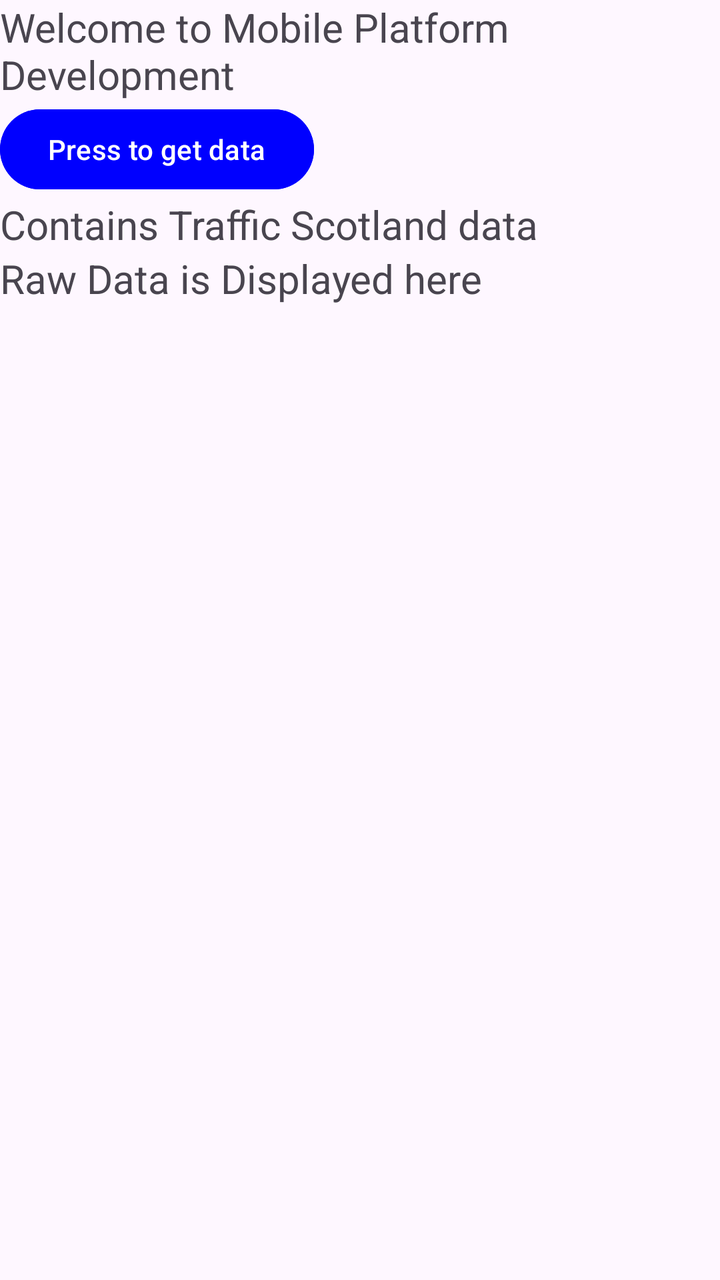
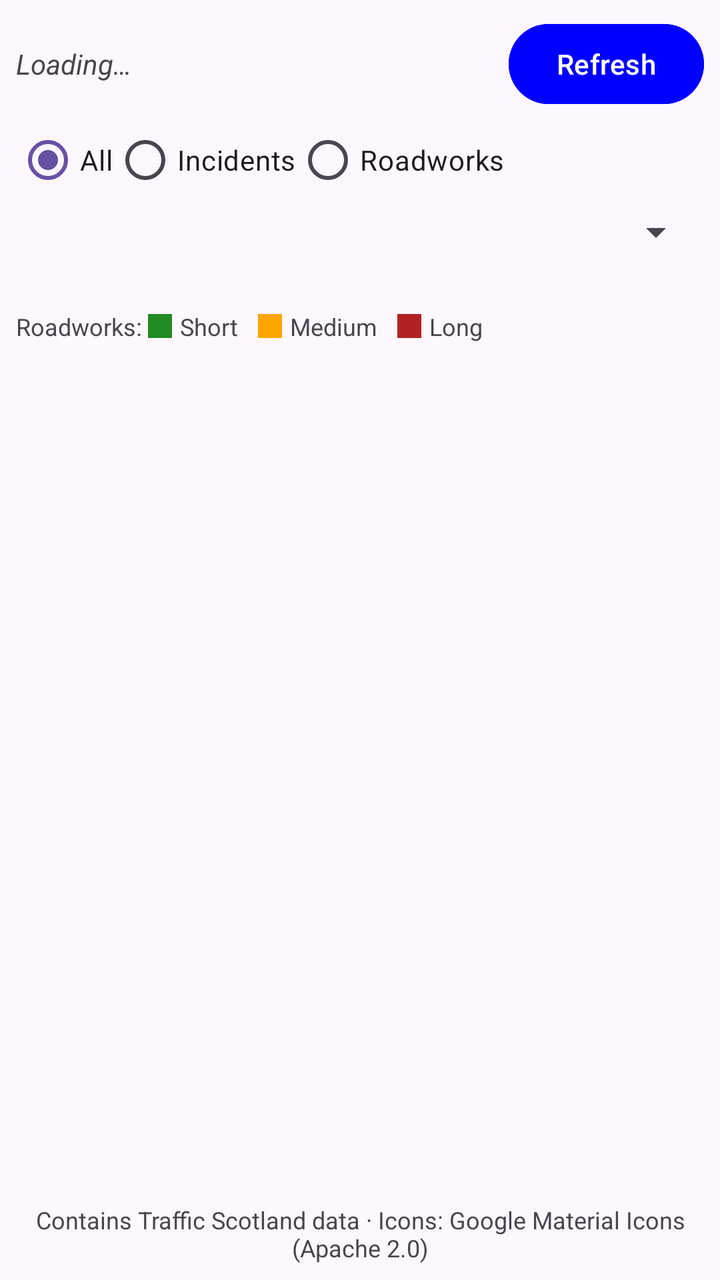

Two renders of the same Android screen: before a commit and after it. Below are the layout's source before the change and the commit's diff.
<!-- AndroidManifest.xml: application theme Theme.TrafficApp -->
<!-- res/layout/activity_main.xml -->
<?xml version="1.0" encoding="utf-8"?>
<ScrollView xmlns:android="http://schemas.android.com/apk/res/android"
    android:id="@+id/main"
    android:layout_width="fill_parent"
    android:layout_height="fill_parent">
    <LinearLayout
        android:orientation="vertical"
        android:layout_width="fill_parent"
        android:layout_height="fill_parent">

        <TextView
            android:id="@+id/salutation"
            android:layout_width="fill_parent"
            android:layout_height="wrap_content"
            android:textSize="20sp"
            android:text="Welcome to Mobile Platform Development"
            />
        <Button
            android:id="@+id/startButton"
            android:layout_width="wrap_content"
            android:layout_height="wrap_content"
            android:backgroundTint="@color/Blue"
            android:text="Press to get data" />
        <TextView
            android:id="@+id/acknowledgement"
            android:layout_width="fill_parent"
            android:layout_height="wrap_content"
            android:textSize="20sp"
            android:text="Contains Traffic Scotland data"
            />
        <TextView
            android:id="@+id/rawDataDisplay"
            android:layout_width="fill_parent"
            android:layout_height="wrap_content"
            android:textSize="20sp"
            android:text="Raw Data is Displayed here"
            />
    </LinearLayout>
</ScrollView>
<!-- resources referenced by this layout -->
<resources>
  <color name="Blue">#0000FF</color>
  <style name="Theme.TrafficApp" parent="Base.Theme.TrafficApp" />
  <style name="Base.Theme.TrafficApp" parent="Theme.Material3.DayNight.NoActionBar">
          
          
      </style>
</resources>

<!-- the commit's change to res/layout/activity_main.xml (unified diff, before → after) -->
@@ -1,39 +1,136 @@
 <?xml version="1.0" encoding="utf-8"?>
-<ScrollView xmlns:android="http://schemas.android.com/apk/res/android"
+<LinearLayout xmlns:android="http://schemas.android.com/apk/res/android"
     android:id="@+id/main"
-    android:layout_width="fill_parent"
-    android:layout_height="fill_parent">
+    android:layout_width="match_parent"
+    android:layout_height="match_parent"
+    android:orientation="vertical"
+    android:padding="8dp">
+
     <LinearLayout
-        android:orientation="vertical"
-        android:layout_width="fill_parent"
-        android:layout_height="fill_parent">
+        android:layout_width="match_parent"
+        android:layout_height="wrap_content"
+        android:orientation="horizontal"
+        android:gravity="center_vertical">
 
         <TextView
-            android:id="@+id/salutation"
-            android:layout_width="fill_parent"
+            android:id="@+id/statusText"
+            android:layout_width="0dp"
             android:layout_height="wrap_content"
-            android:textSize="20sp"
-            android:text="Welcome to Mobile Platform Development"
-            />
+            android:layout_weight="1"
+            android:textSize="14sp"
+            android:textStyle="italic"
+            android:text="Loading…" />
+
         <Button
             android:id="@+id/startButton"
             android:layout_width="wrap_content"
             android:layout_height="wrap_content"
             android:backgroundTint="@color/Blue"
-            android:text="Press to get data" />
+            android:text="Refresh" />
+    </LinearLayout>
+
+    <RadioGroup
+        android:id="@+id/filterGroup"
+        android:layout_width="match_parent"
+        android:layout_height="wrap_content"
+        android:orientation="horizontal">
+
+        <RadioButton
+            android:id="@+id/allRadio"
+            android:layout_width="wrap_content"
+            android:layout_height="wrap_content"
+            android:checked="true"
+            android:text="All" />
+
+        <RadioButton
+            android:id="@+id/incidentRadio"
+            android:layout_width="wrap_content"
+            android:layout_height="wrap_content"
+            android:text="Incidents" />
+
+        <RadioButton
+            android:id="@+id/roadworksRadio"
+            android:layout_width="wrap_content"
+            android:layout_height="wrap_content"
+            android:text="Roadworks" />
+    </RadioGroup>
+
+    <Spinner
+        android:id="@+id/roadSpinner"
+        android:layout_width="match_parent"
+        android:layout_height="wrap_content" />
+
+    <TextView
+        android:id="@+id/countText"
+        android:layout_width="match_parent"
+        android:layout_height="wrap_content"
+        android:textStyle="bold"
+        android:paddingVertical="4dp" />
+
+    <LinearLayout
+        android:id="@+id/delayLegend"
+        android:layout_width="match_parent"
+        android:layout_height="wrap_content"
+        android:orientation="horizontal"
+        android:gravity="center_vertical"
+        android:paddingBottom="4dp">
+
         <TextView
-            android:id="@+id/acknowledgement"
-            android:layout_width="fill_parent"
+            android:layout_width="wrap_content"
             android:layout_height="wrap_content"
-            android:textSize="20sp"
-            android:text="Contains Traffic Scotland data"
-            />
+            android:textSize="12sp"
+            android:text="Roadworks: " />
+
+        <View
+            android:layout_width="12dp"
+            android:layout_height="12dp"
+            android:background="@color/ForestGreen" />
+
         <TextView
-            android:id="@+id/rawDataDisplay"
-            android:layout_width="fill_parent"
+            android:layout_width="wrap_content"
             android:layout_height="wrap_content"
-            android:textSize="20sp"
-            android:text="Raw Data is Displayed here"
-            />
+            android:layout_marginStart="4dp"
+            android:layout_marginEnd="10dp"
+            android:textSize="12sp"
+            android:text="Short" />
+
+        <View
+            android:layout_width="12dp"
+            android:layout_height="12dp"
+            android:background="@color/Orange" />
+
+        <TextView
+            android:layout_width="wrap_content"
+            android:layout_height="wrap_content"
+            android:layout_marginStart="4dp"
+            android:layout_marginEnd="10dp"
+            android:textSize="12sp"
+            android:text="Medium" />
+
+        <View
+            android:layout_width="12dp"
+            android:layout_height="12dp"
+            android:background="@color/FireBrick" />
+
+        <TextView
+            android:layout_width="wrap_content"
+            android:layout_height="wrap_content"
+            android:layout_marginStart="4dp"
+            android:textSize="12sp"
+            android:text="Long" />
     </LinearLayout>
-</ScrollView>
+
+    <androidx.recyclerview.widget.RecyclerView
+        android:id="@+id/recView"
+        android:layout_width="match_parent"
+        android:layout_height="0dp"
+        android:layout_weight="1" />
+
+    <TextView
+        android:id="@+id/acknowledgement"
+        android:layout_width="match_parent"
+        android:layout_height="wrap_content"
+        android:textSize="12sp"
+        android:gravity="center"
+        android:text="Contains Traffic Scotland data · Icons: Google Material Icons (Apache 2.0)"/>
+</LinearLayout>
<!-- resource entries referenced after the edit -->
@@ -1,6 +1,9 @@
 <!-- resources referenced by this layout -->
 <resources>
   <color name="Blue">#0000FF</color>
+  <color name="FireBrick">#B22222</color>
+  <color name="ForestGreen">#228B22</color>
+  <color name="Orange">#FFA500</color>
   <style name="Theme.TrafficApp" parent="Base.Theme.TrafficApp" />
   <style name="Base.Theme.TrafficApp" parent="Theme.Material3.DayNight.NoActionBar">
           
